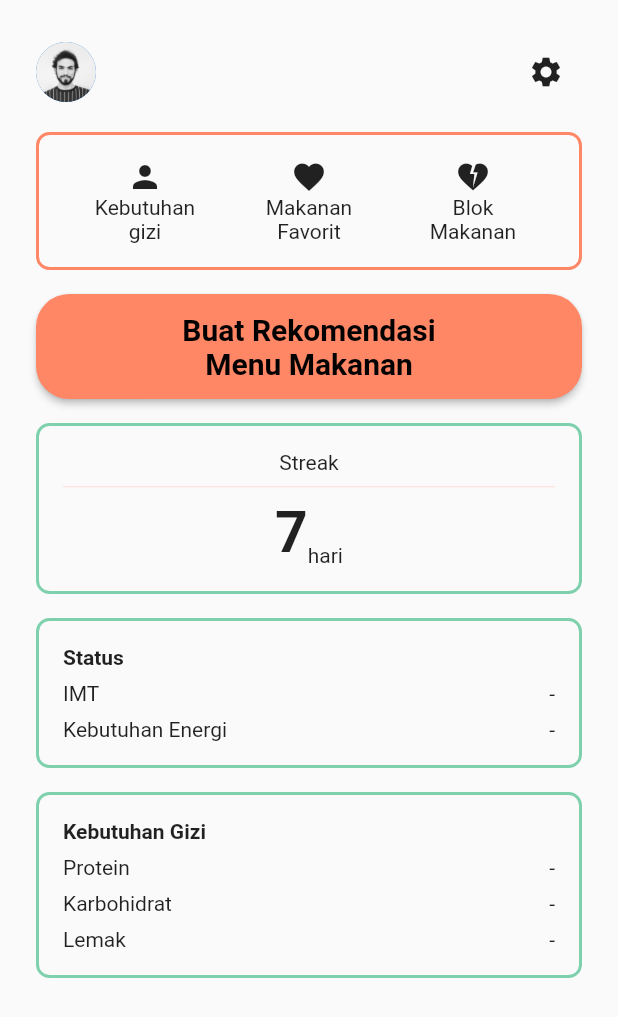
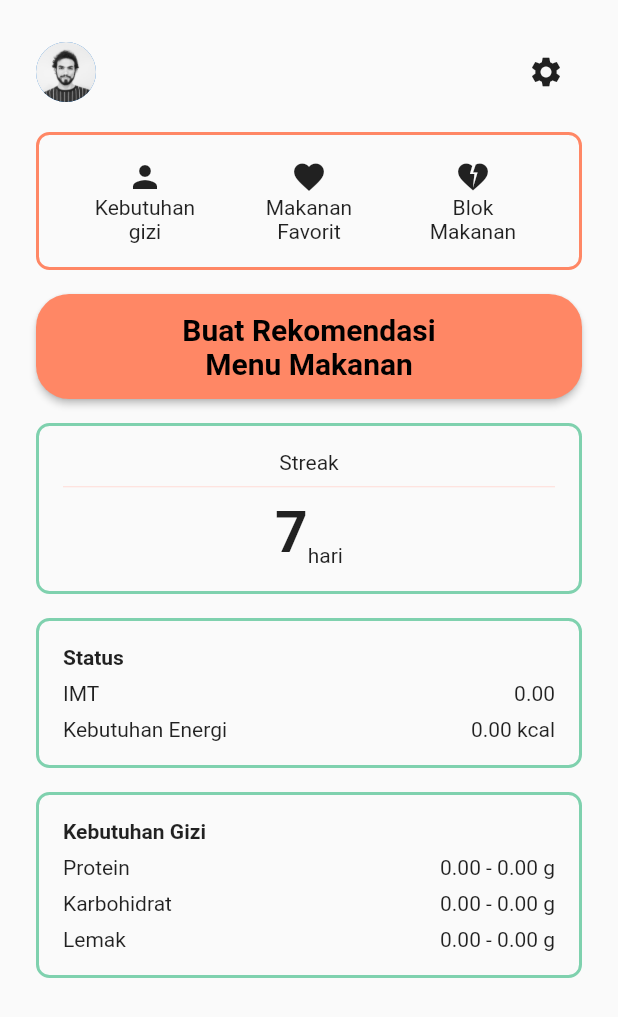
Before and after one commit to Meal-Planner-on-Steroid/MPS-Mobile, a Flutter app: the MePage screen opened directly, on a phone screen of 412 x 824 dp. Shown: the top 1017 px of the screen. Run offline on Flutter 3.47's test engine with Material 2 defaults, Android fonts, the light colour scheme and no system bars; our stand-ins replace expandable_page_view, flutter_dotenv, getwidget, percent_indicator, select_form_field, shared_preferences; missing offline and left inert: jwt_decode; accounts and stored records are empty.

Commit message:
:sparkles: Tampil kebutuhan gizi di me page

```diff
--- a/lib/screens/me_page.dart
+++ b/lib/screens/me_page.dart
@@ -1,4 +1,6 @@
 import 'package:flutter/material.dart';
+import 'package:mps/app/controllers/pages/hitung_kebutuhan_gizi_controller.dart';
+import 'package:mps/app/models/user_profile_model.dart';
 import '../utils/avatar_dan_setting.dart';
 import 'me/hitung_kebutuhan_gizi_page.dart';
 import 'me/makanan_favorit_page.dart';
@@ -13,6 +15,21 @@ class MePage extends StatefulWidget {
 }
 
 class _MePageState extends State<MePage> {
+  final _userProfileFuture = UserProfile();
+
+  final _hitungKebutuhanGiziController = HitungKebutuhanGiziController();
+
+  Future updateAndGetUserProfile() async {
+    await Future.delayed(Duration.zero);
+    final userProfileData = await _hitungKebutuhanGiziController.get();
+
+    debugPrint("User telah memiliki user profile");
+
+    debugPrint(userProfileData.data[0].gender.toString());
+
+    return userProfileData.data[0];
+  }
+
   @override
   Widget build(BuildContext context) {
     return Scaffold(
@@ -22,7 +39,7 @@ class _MePageState extends State<MePage> {
           children: [
             const AvatarDanSetting(currentPage: 'Me'),
 
-            // Section
+            // Tiga tombol
             const SizedBox(height: 16),
             Container(
               decoration: BoxDecoration(
@@ -107,7 +124,7 @@ class _MePageState extends State<MePage> {
               ),
             ),
 
-            // Section
+            // Tombol buat rekomendasi menu makanan
             const SizedBox(height: 16),
             ElevatedButton(
               style: ElevatedButton.styleFrom(
@@ -148,7 +165,7 @@ class _MePageState extends State<MePage> {
               ),
             ),
 
-            // Section
+            // Streak
             const SizedBox(height: 16),
             Container(
               decoration: BoxDecoration(
@@ -190,7 +207,21 @@ class _MePageState extends State<MePage> {
               ),
             ),
 
-            // Section
+            // Status pengguna
+
+            FutureBuilder(
+              future: updateAndGetUserProfile(),
+              builder: (context, snapshot) {
+                dynamic currentData;
+                if (snapshot.hasData) {
+                  currentData = snapshot.data!;
+                } else {
+                  currentData = _userProfileFuture;
+                }
+
+                return Column(
+                  children: [
+                    // Status
                     const SizedBox(height: 16),
                     Container(
                       decoration: BoxDecoration(
@@ -216,17 +247,23 @@ class _MePageState extends State<MePage> {
                             const SizedBox(height: 8),
                             Row(
                               mainAxisAlignment: MainAxisAlignment.spaceBetween,
-                      children: const [
-                        Text('IMT'),
-                        Text('-'),
+                              children: [
+                                const Text('IMT'),
+                                Text(currentData.imt.toStringAsFixed(2)),
                               ],
                             ),
                             const SizedBox(height: 8),
                             Row(
                               mainAxisAlignment: MainAxisAlignment.spaceBetween,
-                      children: const [
-                        Text('Kebutuhan Energi'),
-                        Text('-'),
+                              children: [
+                                const Text('Kebutuhan Energi'),
+                                Row(
+                                  children: [
+                                    Text(currentData.keseluruhanEnergi
+                                        .toStringAsFixed(2)),
+                                    const Text(' kcal'),
+                                  ],
+                                )
                               ],
                             )
                           ],
@@ -234,7 +271,7 @@ class _MePageState extends State<MePage> {
                       ),
                     ),
 
-            // Section
+                    // Kebutuhan gizi
                     const SizedBox(height: 16),
                     Container(
                       decoration: BoxDecoration(
@@ -260,25 +297,52 @@ class _MePageState extends State<MePage> {
                             const SizedBox(height: 8),
                             Row(
                               mainAxisAlignment: MainAxisAlignment.spaceBetween,
-                      children: const [
-                        Text('Protein'),
-                        Text('-'),
+                              children: [
+                                const Text('Protein'),
+                                Row(
+                                  children: [
+                                    Text(currentData.butuhProtein.protein10
+                                        .toStringAsFixed(2)),
+                                    const Text(' - '),
+                                    Text(currentData.butuhProtein.protein15
+                                        .toStringAsFixed(2)),
+                                    const Text(' g'),
+                                  ],
+                                )
                               ],
                             ),
                             const SizedBox(height: 8),
                             Row(
                               mainAxisAlignment: MainAxisAlignment.spaceBetween,
-                      children: const [
-                        Text('Karbohidrat'),
-                        Text('-'),
+                              children: [
+                                const Text('Karbohidrat'),
+                                Row(
+                                  children: [
+                                    Text(currentData.butuhKarbo.karbo60
+                                        .toStringAsFixed(2)),
+                                    const Text(' - '),
+                                    Text(currentData.butuhKarbo.karbo75
+                                        .toStringAsFixed(2)),
+                                    const Text(' g'),
+                                  ],
+                                )
                               ],
                             ),
                             const SizedBox(height: 8),
                             Row(
                               mainAxisAlignment: MainAxisAlignment.spaceBetween,
-                      children: const [
-                        Text('Lemak'),
-                        Text('-'),
+                              children: [
+                                const Text('Lemak'),
+                                Row(
+                                  children: [
+                                    Text(currentData.butuhLemak.lemak10
+                                        .toStringAsFixed(2)),
+                                    const Text(' - '),
+                                    Text(currentData.butuhLemak.lemak25
+                                        .toStringAsFixed(2)),
+                                    const Text(' g'),
+                                  ],
+                                )
                               ],
                             )
                           ],
@@ -286,6 +350,10 @@ class _MePageState extends State<MePage> {
                       ),
                     ),
                   ],
+                );
+              },
+            ),
+          ],
         ),
       ),
     );
```
Lines whose indentation alone changed are shown as unchanged.
